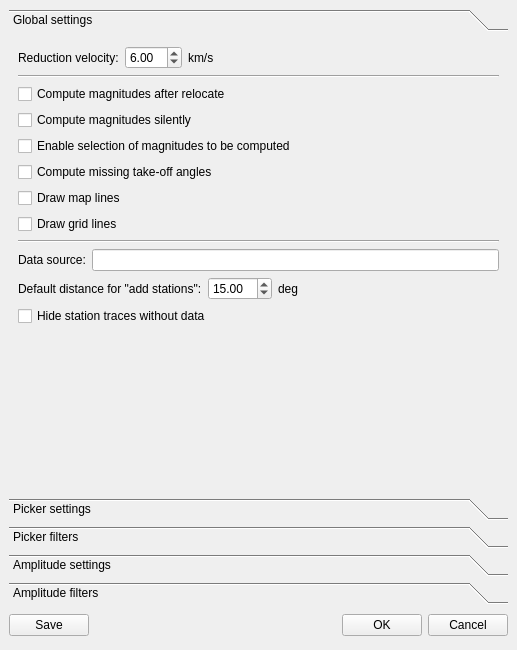
The window that src/gui-qt4/libs/seiscomp3/gui/datamodel/pickersettings.ui (SeisComP/common) describes before a commit, drawn with Qt 5.
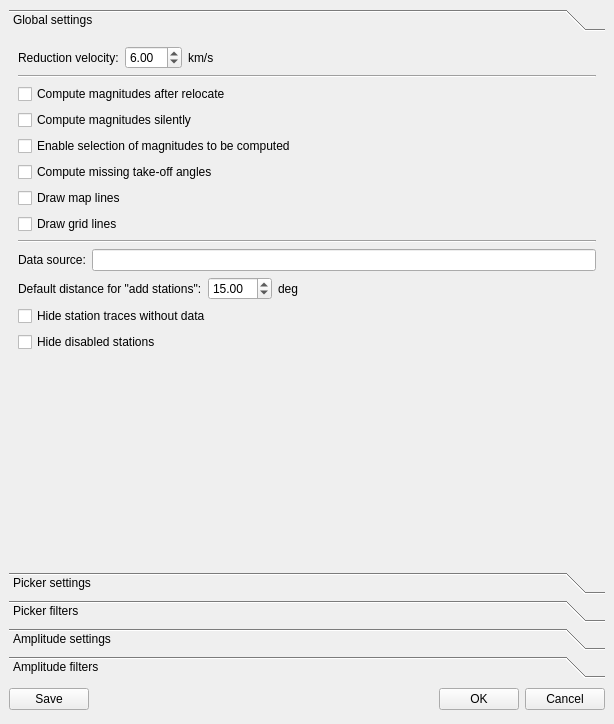
The same window after the commit. Icons and pictures are not drawn.

The edit to the form file:
```diff
--- a/src/gui-qt4/libs/seiscomp3/gui/datamodel/pickersettings.ui
+++ b/src/gui-qt4/libs/seiscomp3/gui/datamodel/pickersettings.ui
@@ -8,8 +8,8 @@
    <rect>
     <x>0</x>
     <y>0</y>
-    <width>517</width>
-    <height>650</height>
+    <width>614</width>
+    <height>724</height>
    </rect>
   </property>
   <property name="sizePolicy" >
@@ -43,8 +43,8 @@
        <rect>
         <x>0</x>
         <y>0</y>
-        <width>499</width>
-        <height>438</height>
+        <width>596</width>
+        <height>496</height>
        </rect>
       </property>
       <property name="autoFillBackground" >
@@ -271,6 +271,13 @@
          </property>
         </widget>
        </item>
+       <item>
+        <widget class="QCheckBox" name="cbHideDisabledStations" >
+         <property name="text" >
+          <string>Hide disabled stations</string>
+         </property>
+        </widget>
+       </item>
        <item>
         <spacer>
          <property name="orientation" >
```
Left out of the diff: 4 changed lines with no effect on the pictures.
